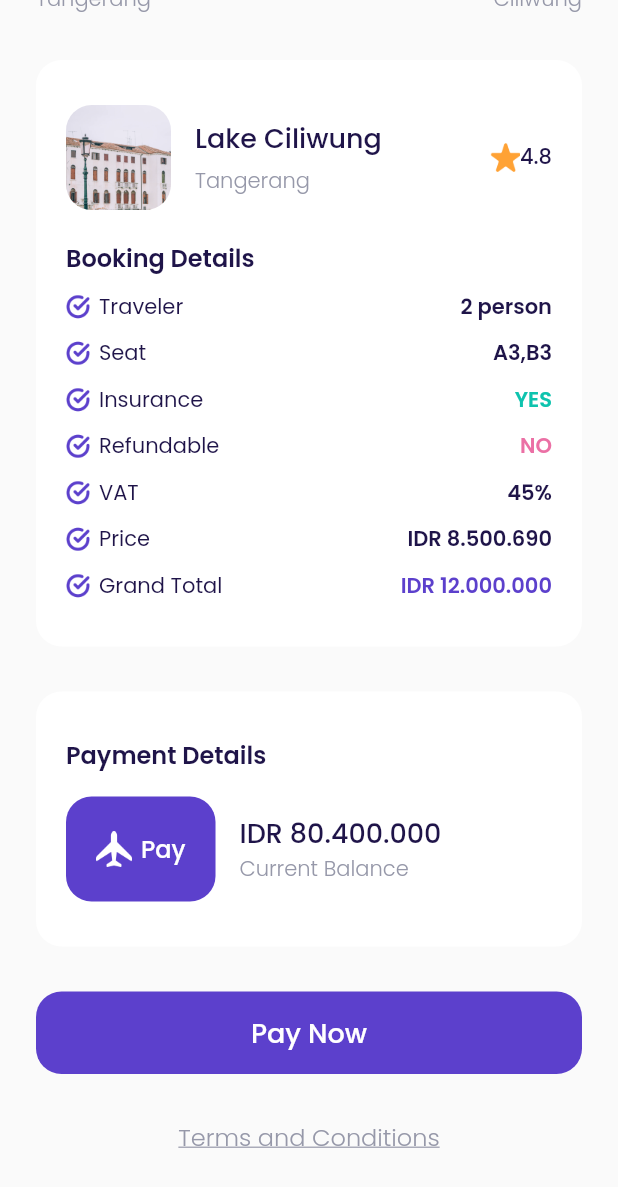
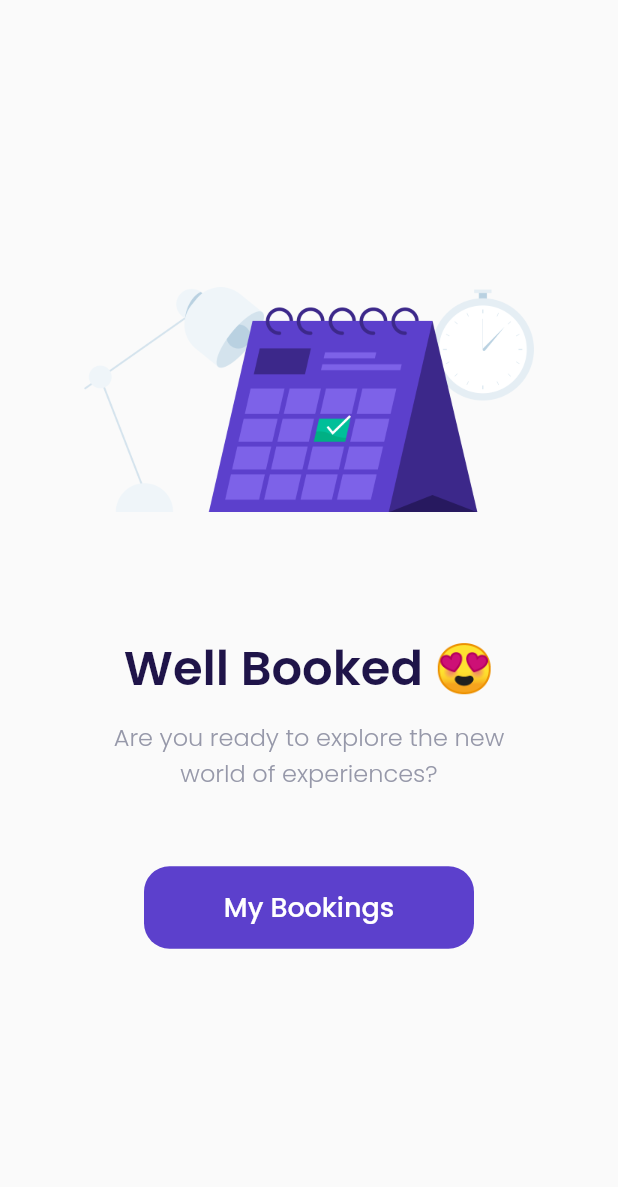
Before and after one commit to katzura1/flutter_airplane, a Flutter app: the CheckoutPage screen opened directly, scrolled down 196 dp, after a tap on "Pay Now", on a phone screen of 412 x 824 dp. Shown: the top 1187 px of the screen. Run offline on Flutter 3.47's test engine with Material 2 defaults, Android fonts, the phone set to English and light mode, and no system bars; our stand-ins replace google_fonts.

Commit message:
+ checkout page + success checkout page

```diff
--- a/lib/main.dart
+++ b/lib/main.dart
@@ -19,8 +19,8 @@ class MyApp extends StatelessWidget {
         '/': (context) => SplashPage(),
         '/get-started': (context) => GetStartedPage(),
         '/sign-up': (context) => SignUpPage(),
-        'bonus': (context) => BonusPage(),
-        'main': (context) => MainPage(),
+        '/bonus': (context) => BonusPage(),
+        '/main': (context) => MainPage(),
       },
     );
   }
--- a/lib/ui/pages/checkout_page.dart
+++ b/lib/ui/pages/checkout_page.dart
@@ -1,4 +1,5 @@
 import 'package:airplane/shared/theme.dart';
+import 'package:airplane/ui/pages/success_checkout_page.dart';
 import 'package:airplane/ui/widgets/booking_detail_item.dart';
 import 'package:airplane/ui/widgets/custom_button.dart';
 import 'package:airplane/ui/widgets/star.dart';
@@ -233,13 +234,18 @@ class CheckoutPage extends StatelessWidget {
             Row(
               children: [
                 Container(
+                  width: 100,
                   height: 70,
                   margin: EdgeInsets.only(right: 16),
                   padding: EdgeInsets.symmetric(horizontal: 20, vertical: 20),
                   decoration: BoxDecoration(
-                    color: kPrimaryColor,
+                    // color: kPrimaryColor,
                     borderRadius: BorderRadius.circular(defaultRadius),
+                    image: DecorationImage(
+                      image: AssetImage('assets/image_card.png'),
                     ),
+                  ),
+                  child: Center(
                     child: Row(
                       children: [
                         Container(
@@ -248,6 +254,7 @@ class CheckoutPage extends StatelessWidget {
                           margin: EdgeInsets.only(right: 6),
                           decoration: BoxDecoration(
                             image: DecorationImage(
+                              fit: BoxFit.cover,
                               image: AssetImage('assets/image_logo.png'),
                             ),
                           ),
@@ -262,7 +269,9 @@ class CheckoutPage extends StatelessWidget {
                       ],
                     ),
                   ),
-                Column(
+                ),
+                Expanded(
+                  child: Column(
                     crossAxisAlignment: CrossAxisAlignment.start,
                     children: [
                       Text(
@@ -279,6 +288,7 @@ class CheckoutPage extends StatelessWidget {
                         ),
                       ),
                     ],
+                  ),
                 )
               ],
             ),
@@ -293,12 +303,17 @@ class CheckoutPage extends StatelessWidget {
         margin: EdgeInsets.only(top: 30),
         child: CustomButton(
           title: "Pay Now",
-          onPressed: () {},
+          onPressed: () => Navigator.push(
+            context,
+            MaterialPageRoute(
+              builder: (context) => SuccessCheckoutPage(),
+            ),
+          ),
         ),
       );
     }
 
-    Widget tnc() {
+    Widget tacButton() {
       return Container(
         alignment: Alignment.center,
         width: double.infinity,
@@ -324,7 +339,7 @@ class CheckoutPage extends StatelessWidget {
             bookingDetails(),
             balanceDetails(),
             payButton(),
-            tnc(),
+            tacButton(),
           ],
         ),
       ),
--- a/lib/ui/pages/main_page.dart
+++ b/lib/ui/pages/main_page.dart
@@ -1,4 +1,5 @@
 import 'package:airplane/ui/pages/home_page.dart';
+import 'package:airplane/ui/pages/setting_page.dart';
 import 'package:airplane/ui/widgets/custom_buttom_navigation_item.dart';
 import 'package:flutter/material.dart';
 import '../../shared/theme.dart';
@@ -42,7 +43,7 @@ class MainPage extends StatelessWidget {
     }
 
     Widget buildContent() {
-      return HomePage();
+      return SettingPage();
     }
 
     return Scaffold(
--- a/lib/ui/pages/sign_up_page.dart
+++ b/lib/ui/pages/sign_up_page.dart
@@ -54,7 +54,7 @@ class SignUpPage extends StatelessWidget {
       Widget submitButton() {
         return CustomButton(
           title: 'Get Started',
-          onPressed: () => Navigator.pushNamed(context, 'bonus'),
+          onPressed: () => Navigator.pushNamed(context, '/bonus'),
         );
       }
 
--- /dev/null
+++ b/lib/ui/pages/success_checkout_page.dart
@@ -0,0 +1,63 @@
+import 'package:airplane/shared/theme.dart';
+import 'package:airplane/ui/widgets/custom_button.dart';
+import 'package:flutter/material.dart';
+
+class SuccessCheckoutPage extends StatelessWidget {
+  const SuccessCheckoutPage({Key? key}) : super(key: key);
+
+  @override
+  Widget build(BuildContext context) {
+    return Scaffold(
+      backgroundColor: kBackgroundColor,
+      body: Center(
+        child: SingleChildScrollView(
+          child: Column(
+            children: [
+              Container(
+                alignment: Alignment.center,
+                height: 150,
+                width: 300,
+                margin: EdgeInsets.only(bottom: 80),
+                decoration: BoxDecoration(
+                  image: DecorationImage(
+                    image: AssetImage(
+                      'assets/image_success.png',
+                    ),
+                  ),
+                ),
+              ),
+              Text(
+                "Well Booked 😍",
+                style: blackTextStyle.copyWith(
+                  fontSize: 32,
+                  fontWeight: semiBold,
+                ),
+              ),
+              SizedBox(
+                height: 10,
+              ),
+              Text(
+                "Are you ready to explore the new\nworld of experiences?",
+                style: grayTextStyle.copyWith(
+                  fontSize: 16,
+                  fontWeight: light,
+                ),
+                textAlign: TextAlign.center,
+              ),
+              Container(
+                width: 220,
+                margin: EdgeInsets.only(top: 50),
+                child: CustomButton(
+                  title: "My Bookings",
+                  onPressed: () {
+                    Navigator.pushNamedAndRemoveUntil(context, '/main', (route) => false);
+                  },
+                ),
+              ),
+            ],
+          ),
+        ),
+      ),
+    );
+  }
+}
```
Also changed, not shown: lib/ui/pages/setting_page.dart (added, +12 -0 lines), lib/ui/pages/transaction_page.dart (added, +12 -0 lines), lib/ui/pages/wallet_page.dart (added, +12 -0 lines). Lines whose indentation alone changed are shown as unchanged.
